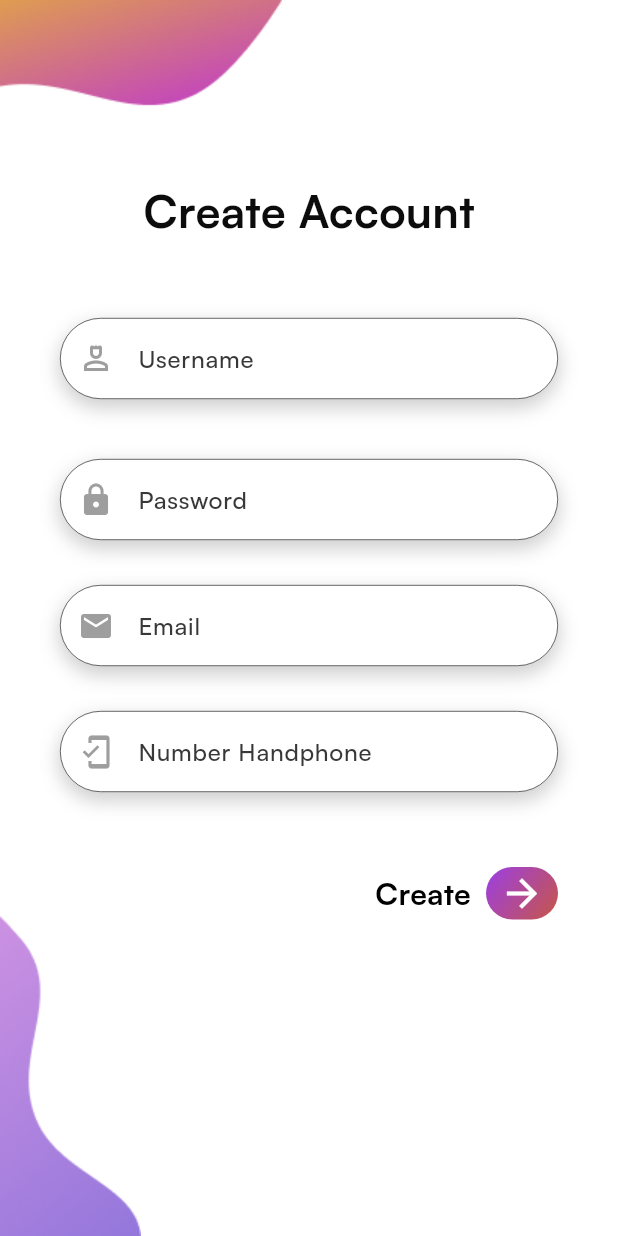
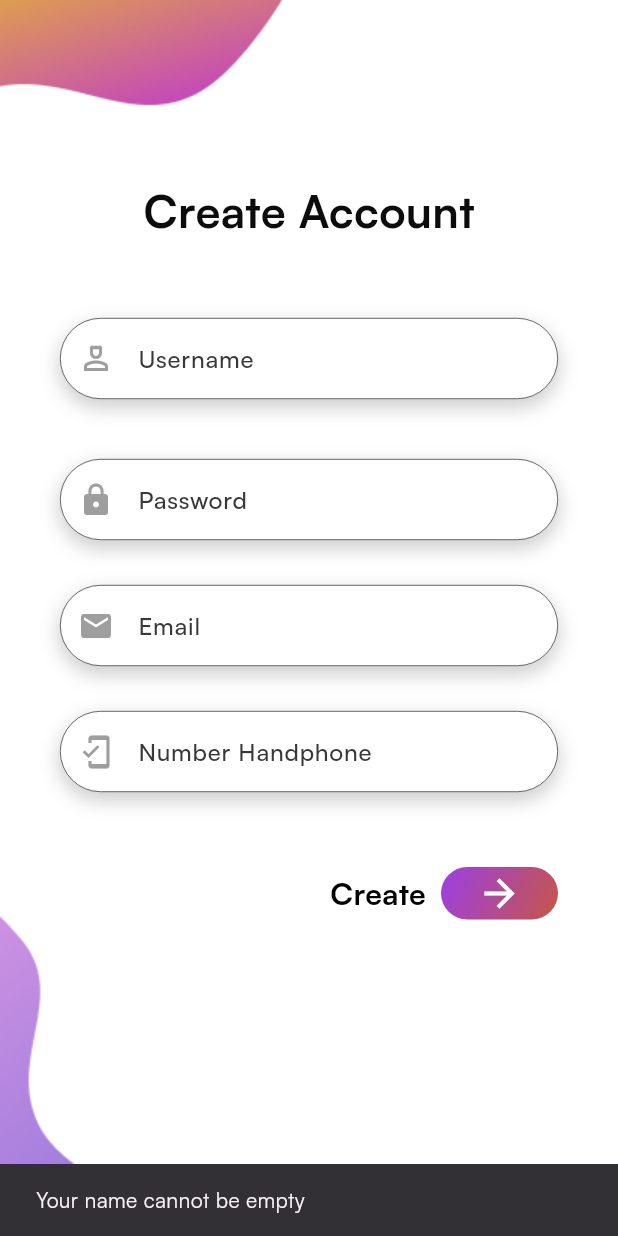
Before and after one commit to SehanAF/Project-Travello, a Flutter app: the SingnupPage screen opened directly, after a tap on the "arrow forward" icon, on a phone screen of 412 x 824 dp. Run offline on Flutter 3.47's test engine with Material 3 defaults, Android fonts, the phone set to English and light mode, and no system bars; our stand-ins replace cloud_firestore, dartz, firebase_auth, firebase_core, flutter_svg, get_it and 1 more; accounts and stored records are empty; network calls fail.

Commit message:
finish project

```diff
--- a/lib/common/widgets/TextField/text_field.dart
+++ b/lib/common/widgets/TextField/text_field.dart
@@ -3,13 +3,11 @@ import 'package:flutter/material.dart';
 class CustomTextFormField extends StatelessWidget {
   final TextEditingController? controller;
   final String customHint;
-  final String customValidator;
   final IconData prefixIcon;
 
   CustomTextFormField({
     this.controller,
     required this.customHint,
-    required this.customValidator,
     required this.prefixIcon,
   });
 
@@ -32,12 +30,6 @@ class CustomTextFormField extends StatelessWidget {
       ),
       child: TextFormField(
         controller: _effectiveController,
-        validator: (value) {
-          if (value == null || value.isEmpty) {
-            return customValidator;
-          }
-          return null;
-        },
         decoration: InputDecoration(
           hintText: customHint,
           filled: true,
--- a/lib/common/widgets/buttton/button_login.dart
+++ b/lib/common/widgets/buttton/button_login.dart
@@ -1,13 +1,17 @@
+// ignore_for_file: public_member_api_docs, sort_constructors_first, sort_child_properties_last
 // ignore_for_file: prefer_const_constructors, use_key_in_widget_constructors, prefer_const_constructors_in_immutables, prefer_const_literals_to_create_immutables
 
 import 'package:flutter/material.dart';
 
 class CustomButtonLogin extends StatelessWidget {
   final String customText;
+  final VoidCallback onPressed;
 
   CustomButtonLogin({
+    Key? key,
     required this.customText,
-  });
+    required this.onPressed,
+  }) : super(key: key);
 
   @override
   Widget build(BuildContext context) {
@@ -35,17 +39,24 @@ class CustomButtonLogin extends StatelessWidget {
             ),
             borderRadius: BorderRadius.circular(20),
           ),
-          child: IconButton(
-            onPressed: () {},
-            icon: Icon(
+          child: ElevatedButton(
+            onPressed: onPressed,
+            style: ElevatedButton.styleFrom(
+              backgroundColor:
+                  Colors.transparent, // Menghilangkan warna latar belakang
+              disabledForegroundColor: Colors.transparent.withOpacity(0.38),
+              disabledBackgroundColor: Colors.transparent
+                  .withOpacity(0.12), // Menghilangkan warna latar belakang
+              shadowColor: Colors.transparent, // Menghilangkan bayangan
+            ),
+            child: Icon(
               Icons.arrow_forward,
               size: 30,
               color: Colors.white,
             ),
-            padding: EdgeInsets.zero, // Menghilangkan padding bawaan
-            constraints:
-                BoxConstraints(), // Menghilangkan batasan ukuran default
           ),
+          padding: EdgeInsets.zero, // Menghilangkan padding bawaan
+          constraints: BoxConstraints(), // Menghilangkan batasan ukuran default
         ),
       ],
     );
--- /dev/null
+++ b/lib/core/usecase/usecase.dart
@@ -0,0 +1,3 @@
+abstract class UseCase<Type, Params> {
+  Future<Type> call({Params params});
+}
--- /dev/null
+++ b/lib/data/models/auth/create_user_req.dart
@@ -0,0 +1,12 @@
+class CreateUserReq {
+  final String name;
+  final String email;
+  final String password;
+  final String numberPhone;
+
+  CreateUserReq(
+      {required this.name,
+      required this.email,
+      required this.password,
+      required this.numberPhone});
+}
--- /dev/null
+++ b/lib/data/models/auth/sign_user_req.dart
@@ -0,0 +1,6 @@
+class SigninUserReq {
+  final String email;
+  final String password;
+
+  SigninUserReq({required this.email, required this.password});
+}
--- /dev/null
+++ b/lib/data/repository/auth/auth_repository_impl.dart
@@ -0,0 +1,17 @@
+import 'package:dartz/dartz.dart';
+import 'package:myapp/data/models/auth/create_user_req.dart';
+import 'package:myapp/data/models/auth/sign_user_req.dart';
+import 'package:myapp/data/sources/auth/auth_firebase_service.dart';
+import 'package:myapp/domain/repository/auth/auth.dart';
+import 'package:myapp/service_locator.dart';
+
+class AuthRepositoryImpl extends AuthRepository {
+  @override
+  Future<Either> signin(SigninUserReq signinUserReq) async {
+    return await s1<AuthFireBaseService>().signin(signinUserReq);
+  }
+
+  Future<Either> signup(CreateUserReq createUserReq) async {
+    return await s1<AuthFireBaseService>().signup(createUserReq);
+  }
+}
--- /dev/null
+++ b/lib/data/sources/auth/auth_firebase_service.dart
@@ -0,0 +1,85 @@
+// ignore_for_file: prefer_const_constructors
+
+import 'package:cloud_firestore/cloud_firestore.dart';
+import 'package:dartz/dartz.dart';
+import 'package:firebase_auth/firebase_auth.dart';
+import 'package:myapp/data/models/auth/create_user_req.dart';
+import 'package:myapp/data/models/auth/sign_user_req.dart';
+
+abstract class AuthFireBaseService {
+  Future<Either> signin(SigninUserReq signUserReq);
+  Future<Either> signup(CreateUserReq createUserReq);
+}
+
+class AuthFirebaseServiceImpl extends AuthFireBaseService {
+  @override
+  Future<Either<String, String>> signin(SigninUserReq signUserReq) async {
+    try {
+      await FirebaseAuth.instance.signInWithEmailAndPassword(
+        email: signUserReq.email,
+        password: signUserReq.password,
+      );
+      return const Right("Sigin was Successful");
+    } on FirebaseAuthException catch (e) {
+      bool isValidEmail(String email) {
+        // Regex untuk memvalidasi format email
+        final RegExp emailRegex = RegExp(r"^[a-zA-Z0-9._%+-]+@gmail\.com$");
+        return emailRegex.hasMatch(email);
+      }
+
+      String message = "";
+
+      if (signUserReq.email.isEmpty) {
+        message = 'Email cannot be empty';
+      } else if (!isValidEmail(signUserReq.email)) {
+        message = 'Invalid email format. Please use a @gmail.com address';
+      } else if (signUserReq.password.isEmpty) {
+        message = 'Password cannot be empty';
+      } else if (e.code == 'invalid-username') {
+        message = 'Not user found for that username/email';
+      } else if (e.code == 'invalid-credential') {
+        message = 'Wrong password provider for that user';
+      }
+
+      return Left(message);
+    }
+  }
+
+  @override
+  Future<Either<String, String>> signup(CreateUserReq createUserReq) async {
+    try {
+      if (createUserReq.name.isEmpty) {
+        return Left('Your name cannot be empty');
+      } else if (createUserReq.email.isEmpty) {
+        return Left('Email cannot be empty');
+      } else if (createUserReq.password.isEmpty) {
+        return Left('Password cannot be empty');
+      } else if (createUserReq.numberPhone.isEmpty) {
+        return Left('Username cannot be empty');
+      }
+      var data = await FirebaseAuth.instance.createUserWithEmailAndPassword(
+          email: createUserReq.email, password: createUserReq.password);
+
+      FirebaseFirestore.instance
+          .collection('Users')
+          .add({'name': createUserReq.name, 'email': data.user?.email});
+
+      return const Right('Signup was Successful');
+    } on FirebaseAuthException catch (e) {
+      String message = "";
+
+      if (e.code == 'weak-password') {
+        message = 'The password you entered is too weak';
+      } else if (e.code == 'email-already-in-use') {
+        message = 'An account with that email already exists';
+      } else if (e.code == 'invalid-email') {
+        message = 'The email format you entered is invalid';
+      } else if (e.code == 'operation-not-allowed') {
+        message = 'Registration with email and password is not permitted';
+      }
+      return Left(message);
+    } catch (e) {
+      return Left('Terjadi kesalahan. Silakan coba lagi.');
+    }
+  }
+}
--- /dev/null
+++ b/lib/domain/repository/auth/auth.dart
@@ -0,0 +1,9 @@
+import 'package:dartz/dartz.dart';
+import 'package:myapp/data/models/auth/create_user_req.dart';
+import 'package:myapp/data/models/auth/sign_user_req.dart';
+
+abstract class AuthRepository {
+  Future<Either> signup(CreateUserReq createUserReq);
+
+  Future<Either> signin(SigninUserReq signinUserReq);
+}
--- /dev/null
+++ b/lib/domain/repository/usecases/auth/signup.dart
@@ -0,0 +1,12 @@
+import 'package:dartz/dartz.dart';
+import 'package:myapp/core/usecase/usecase.dart';
+import 'package:myapp/data/models/auth/create_user_req.dart';
+import 'package:myapp/domain/repository/auth/auth.dart';
+import 'package:myapp/service_locator.dart';
+
+class SignupUseCase implements UseCase<Either, CreateUserReq> {
+  @override
+  Future<Either> call({CreateUserReq? params}) async {
+    return await s1<AuthRepository>().signup(params!);
+  }
+}
--- a/lib/presentation/auth/singnup.dart
+++ b/lib/presentation/auth/singnup.dart
@@ -1,14 +1,22 @@
 // ignore_for_file: prefer_const_constructors, prefer_const_literals_to_create_immutables
 
-import 'package:flutter/gestures.dart';
 import 'package:flutter/material.dart';
 import 'package:myapp/common/widgets/TextField/text_field.dart';
 import 'package:myapp/common/widgets/buttton/button_login.dart';
 import 'package:myapp/core/configs/assets/app_images.dart';
 import 'package:myapp/core/configs/theme/app_colors.dart';
+import 'package:myapp/data/models/auth/create_user_req.dart';
+import 'package:myapp/domain/repository/usecases/auth/signup.dart';
+import 'package:myapp/presentation/home/pages/home_page.dart';
+import 'package:myapp/service_locator.dart';
 
 class SingnupPage extends StatelessWidget {
-  const SingnupPage({super.key});
+  SingnupPage({super.key});
+
+  final TextEditingController _name = TextEditingController();
+  final TextEditingController _email = TextEditingController();
+  final TextEditingController _password = TextEditingController();
+  final TextEditingController _mobile = TextEditingController();
 
   @override
   Widget build(BuildContext context) {
@@ -35,19 +43,19 @@ class SingnupPage extends StatelessWidget {
               padding: const EdgeInsets.symmetric(horizontal: 40),
               child: Column(
                 children: [
-                  _buildUsernameField(context, TextEditingController()),
+                  _buildUsernameField(context),
                   SizedBox(
                     height: 40,
                   ),
-                  _buildPasswordField(context, TextEditingController()),
+                  _buildPasswordField(context),
                   SizedBox(
                     height: 30,
                   ),
-                  _buildEmailField(context, TextEditingController()),
+                  _buildEmailField(context),
                   SizedBox(
                     height: 30,
                   ),
-                  _buildMobileField(context, TextEditingController()),
+                  _buildMobileField(context),
                   SizedBox(
                     height: 50,
                   ),
@@ -72,42 +80,58 @@ class SingnupPage extends StatelessWidget {
     );
   }
 
-  Widget _buildUsernameField(
-      BuildContext context, TextEditingController username) {
+  Widget _buildUsernameField(BuildContext context) {
     return CustomTextFormField(
-        controller: username,
+        controller: _name,
         customHint: "Username",
-        customValidator: "Username cannot be empty",
         prefixIcon: Icons.person_4_outlined);
   }
 
-  Widget _buildPasswordField(
-      BuildContext context, TextEditingController password) {
+  Widget _buildPasswordField(BuildContext context_) {
     return CustomTextFormField(
-        controller: password,
-        customHint: "Password",
-        customValidator: "Password cannot be empty",
-        prefixIcon: Icons.lock);
+        controller: _password, customHint: "Password", prefixIcon: Icons.lock);
   }
 
-  Widget _buildEmailField(BuildContext context, TextEditingController email) {
+  Widget _buildEmailField(BuildContext context) {
     return CustomTextFormField(
-      controller: email,
+      controller: _email,
       customHint: "Email",
-      customValidator: "Email cannot be empty",
       prefixIcon: Icons.email,
     );
   }
 
-  Widget _buildMobileField(BuildContext context, TextEditingController mobile) {
+  Widget _buildMobileField(BuildContext context) {
     return CustomTextFormField(
-        controller: mobile,
+        controller: _mobile,
         customHint: "Number Handphone",
-        customValidator: "Handphone Number cannot be empty",
         prefixIcon: Icons.mobile_friendly);
   }
 
   Widget _buildSigninButton(BuildContext context) {
-    return CustomButtonLogin(customText: "Create");
+    return CustomButtonLogin(
+      customText: "Create",
+      onPressed: () async {
+        var result = await s1<SignupUseCase>().call(
+            params: CreateUserReq(
+          name: _name.text.toString(),
+          email: _email.text.toString(),
+          password: _password.text.toString(),
+          numberPhone: _mobile.text.toString(),
+        ));
+
+        result.fold(
+          (l) {
+            var snackbar = SnackBar(content: Text(l));
+            ScaffoldMessenger.of(context).showSnackBar(snackbar);
+          },
+          (r) {
+            Navigator.pushAndRemoveUntil(
+                context,
+                MaterialPageRoute(builder: (context) => const HomePage()),
+                (route) => false);
+          },
+        );
+      },
+    );
   }
 }
```
Also changed, not shown: lib/domain/entity/auth/user.dart (added, +8 -0 lines), lib/domain/repository/usecases/auth/signin.dart (added, +12 -0 lines), lib/main.dart (+18 -1 lines), lib/presentation/auth/signin.dart (+37 -14 lines), lib/presentation/home/pages/home_page.dart (added, +17 -0 lines), lib/service_locator.dart (added, +18 -0 lines).
